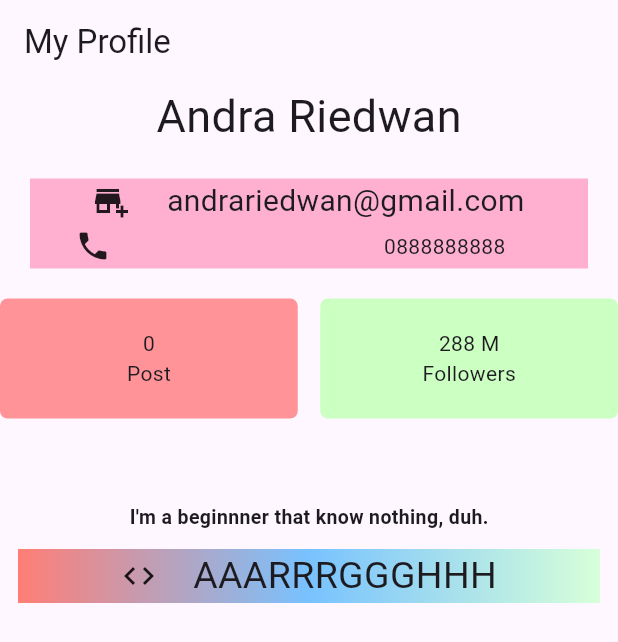
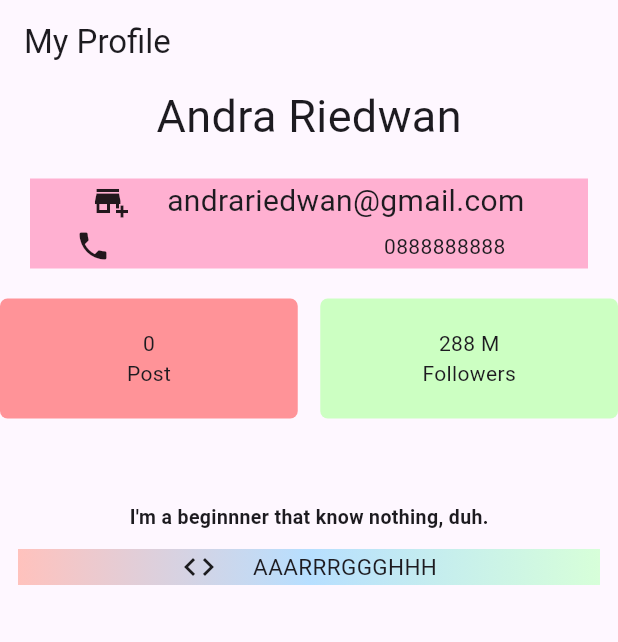
Before and after one commit to andraaae/ppkd_andra, a Flutter app: the screen it shows after launch, on a phone screen of 412 x 824 dp. Shown: the top 642 px of the screen. Run offline on Flutter 3.47's test engine with Material 3 defaults, Android fonts, the light colour scheme and no system bars.

Commit message:
tugas2.dart

```diff
--- a/lib/tugas2/tugas2.dart
+++ b/lib/tugas2/tugas2.dart
@@ -102,8 +102,8 @@ class Tugas2 extends StatelessWidget {
               color: Colors.blue,
               gradient: LinearGradient(
                 colors: [
-                  const Color.fromARGB(255, 255, 126, 117),
-                  const Color.fromARGB(255, 120, 194, 255),
+                  const Color.fromARGB(255, 255, 194, 189),
+                  const Color.fromARGB(255, 183, 223, 255),
                   const Color.fromARGB(255, 215, 255, 217),
                 ],
               ),
@@ -116,7 +116,7 @@ class Tugas2 extends StatelessWidget {
                   children: [
                     Icon(Icons.code),
                     SizedBox(width: 24),
-                    Text("AAARRRGGGHHH", style: TextStyle(fontSize: 25)),
+                    Text("AAARRRGGGHHH", style: TextStyle(fontSize: 15)),
                   ],
                 ),
               ],
```
